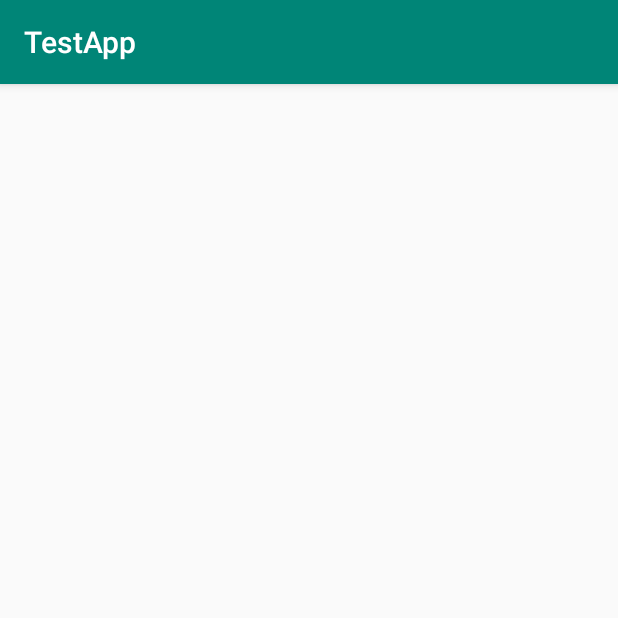
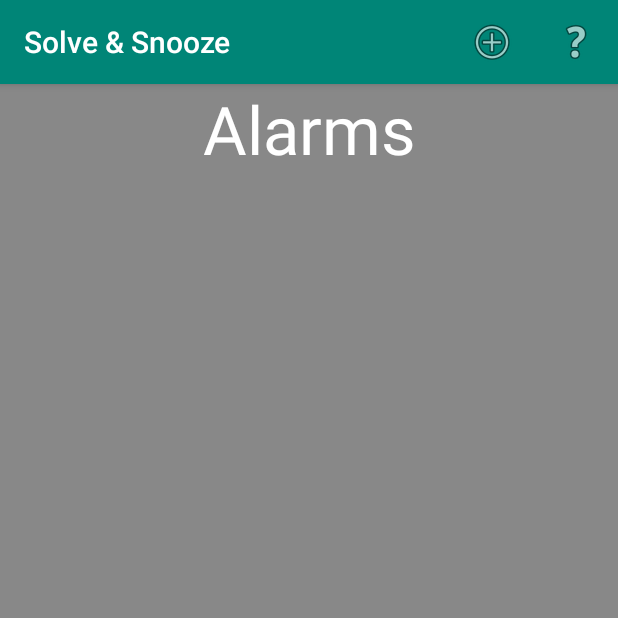
Before and after one commit to simurdh/412Project, an Android app: the screen it shows after launch (MainActivity), on a phone screen of 412 x 824 dp, the top half of it. Run offline under Robolectric (Android 15) with nearby library versions, the phone set to English and light mode, and no system bars.

Commit message:
Added menu items

```diff
--- a/app/build.gradle
+++ b/app/build.gradle
@@ -25,6 +25,7 @@ dependencies {
     implementation 'androidx.constraintlayout:constraintlayout:1.1.3'
     implementation "com.google.android.gms:play-services-base:17.1.0"
     implementation "com.google.android.gms:play-services-location:17.0.0"
+    implementation 'com.google.android.material:material:1.0.0'
     testImplementation 'junit:junit:4.12'
     androidTestImplementation 'androidx.test.ext:junit:1.1.1'
     androidTestImplementation 'androidx.test.espresso:espresso-core:3.2.0'
--- a/app/src/main/AndroidManifest.xml
+++ b/app/src/main/AndroidManifest.xml
@@ -12,7 +12,7 @@
         android:label="@string/app_name"
         android:roundIcon="@mipmap/ic_launcher_round"
         android:supportsRtl="true"
-        android:theme="@style/AppTheme">
+        android:theme="@style/AppTheme.NoActionBar">
         <activity android:name=".MathPuzzle"></activity>
         <activity android:name=".SensorData"
             android:screenOrientation="portrait"></activity>
--- a/app/src/main/java/edu/wwu/csci412/SolveAndSnooze/MainActivity.java
+++ b/app/src/main/java/edu/wwu/csci412/SolveAndSnooze/MainActivity.java
@@ -1,6 +1,7 @@
 package edu.wwu.csci412.SolveAndSnooze;
 
 import androidx.appcompat.app.AppCompatActivity;
+import androidx.appcompat.widget.Toolbar;
 import androidx.core.app.ActivityCompat;
 import androidx.core.content.ContextCompat;
 
@@ -10,38 +11,22 @@ import android.app.PendingIntent;
 import android.content.Context;
 import android.content.Intent;
 import android.content.pm.PackageManager;
-import android.location.Location;
-import android.location.LocationListener;
-import android.location.LocationManager;
-import android.location.LocationProvider;
 import android.media.MediaPlayer;
 import android.os.Bundle;
-import android.os.Message;
 import android.provider.Settings;
 import android.view.Gravity;
+import android.view.Menu;
+import android.view.MenuItem;
 import android.view.View;
 import android.view.ViewGroup;
-import android.view.animation.ScaleAnimation;
-import android.widget.Button;
 import android.widget.CheckBox;
 import android.widget.CompoundButton;
 import android.widget.ImageButton;
 import android.widget.ImageView;
 import android.widget.LinearLayout;
 import android.widget.TextView;
-import android.widget.Switch;
-import android.widget.TimePicker;
-
-import com.google.android.gms.location.Geofence;
-import com.google.android.gms.location.GeofencingClient;
-import com.google.android.gms.location.GeofencingRequest;
-import com.google.android.gms.location.LocationServices;
-
-import org.w3c.dom.Text;
-
 import java.util.ArrayList;
 import java.util.Calendar;
-import java.util.List;
 
 /* main activity screen controller */
 public class MainActivity extends AppCompatActivity {
@@ -60,6 +45,8 @@ public class MainActivity extends AppCompatActivity {
         ActivityCompat.requestPermissions(this,new String[]{Manifest.permission.ACCESS_BACKGROUND_LOCATION},1);
         AlarmData alarmData = new AlarmData(this);
         setContentView(R.layout.activity_main);
+        Toolbar toolbar = findViewById(R.id.toolbar);
+        setSupportActionBar(toolbar);
         alarmLocation = AlarmLocation.getInstance(this);
         db = new DatabaseManager(this);
     }
@@ -113,9 +100,7 @@ public class MainActivity extends AppCompatActivity {
     public void updateView() {
         //widgets used on screen
         //Button editButton = findViewById(R.id.EditButton);
-        Button challengeButton = findViewById(R.id.challengeButton);
-        Button sensorButton = findViewById(R.id.SensorChallenge);
-        ImageButton addAlarm = findViewById(R.id.addAlarmButton);
+//        ImageButton addAlarm = findViewById(R.id.addAlarmButton);
         //final CheckBox alarmCheckBox = findViewById(R.id.alarmCheckBox);
         MediaPlayer sound = MediaPlayer.create(this, R.raw.alarm);
         sound.stop();
@@ -133,42 +118,16 @@ public class MainActivity extends AppCompatActivity {
 
         for(AlarmData alarm : dataList){
             alarmList.addView(makeView(alarm));
-
-//            db.updateById(alarm.getid(),
-//                    alarm.getHour(),
-//                    alarm.getMinutes(),
-//                    alarm.getAM_PM(),
-//                    alarm.getDays(),
-//                    alarm.getChallenges(),
-//                    Boolean.toString(alarm.getActive()),
-//                    alarm.isInRange(),
-//                    alarm.getHasGf()
-//            );
-
             alarmSetup(alarm);
         }
 
-        addAlarm.setOnClickListener(new View.OnClickListener() {
-            public void onClick(View v) {
-                MainActivity.isNew = true;
-                Intent intent = new Intent(v.getContext(), EditAlarm.class);
-                startActivityForResult(intent, 0);
-            }
-        });
-
-        challengeButton.setOnClickListener(new View.OnClickListener() {
-            public void onClick(View v) {
-                Intent intent = new Intent(v.getContext(), MemoryPuzzle.class);
-                startActivityForResult(intent, 0);
-            }
-        });
-
-        sensorButton.setOnClickListener(new View.OnClickListener() {
-            public void onClick(View v) {
-                Intent intent = new Intent(v.getContext(), SensorData.class);
-                startActivityForResult(intent, 0);
-            }
-        });
+//        addAlarm.setOnClickListener(new View.OnClickListener() {
+//            public void onClick(View v) {
+//                MainActivity.isNew = true;
+//                Intent intent = new Intent(v.getContext(), EditAlarm.class);
+//                startActivityForResult(intent, 0);
+//            }
+//        });
     }
 
     public void setAlarms(int dayOfWeek, boolean active, AlarmData alarmData)
@@ -363,5 +322,23 @@ public class MainActivity extends AppCompatActivity {
         );
     }
 
+    @Override
+    public boolean onCreateOptionsMenu(Menu menu) {
+        // Inflate the menu; this adds items to the action bar if it is present.
+        getMenuInflater().inflate(R.menu.menu_main, menu);
+        return true;
+    }
+
+    @Override
+    public boolean onOptionsItemSelected(MenuItem item) {
+        // Handle action bar item clicks here. The action bar will
+        // automatically handle clicks on the Home/Up button, so long
+        // as you specify a parent activity in AndroidManifest.xml.
+        int id = item.getItemId();
+
+
+        return super.onOptionsItemSelected(item);
+    }
+
 
 }
--- /dev/null
+++ b/app/src/main/res/layout/content_main.xml
@@ -0,0 +1,59 @@
+<?xml version="1.0" encoding="utf-8"?>
+<androidx.constraintlayout.widget.ConstraintLayout xmlns:android="http://schemas.android.com/apk/res/android"
+    xmlns:app="http://schemas.android.com/apk/res-auto"
+    xmlns:tools="http://schemas.android.com/tools"
+    android:layout_width="match_parent"
+    android:layout_height="match_parent"
+    app:layout_behavior="@string/appbar_scrolling_view_behavior"
+    tools:context=".MainActivity"
+    tools:showIn="@layout/activity_main">
+
+    <LinearLayout
+        android:id="@+id/linearLayout"
+        android:layout_width="match_parent"
+        android:layout_height="match_parent"
+        android:background="#888888"
+        android:orientation="vertical"
+        app:layout_constraintBottom_toBottomOf="parent"
+        app:layout_constraintEnd_toEndOf="parent"
+        app:layout_constraintHorizontal_bias="1.0"
+        app:layout_constraintStart_toStartOf="parent"
+        app:layout_constraintTop_toTopOf="parent"
+        app:layout_constraintVertical_bias="0.0">
+
+        <LinearLayout
+            android:layout_width="match_parent"
+            android:layout_height="59dp">
+
+            <TextView
+                android:id="@+id/alarmTitle"
+                style="@style/mathSolveTitle"
+                android:layout_width="100dp"
+                android:layout_height="match_parent"
+                android:layout_weight="1"
+                android:text="Alarms"
+                android:textColor="#FFFFFF" />
+
+        </LinearLayout>
+
+        <ScrollView
+            android:layout_width="match_parent"
+            android:layout_height="wrap_content"
+            android:layout_weight="1">
+
+            <LinearLayout
+                android:id="@+id/AlarmList"
+                android:layout_width="match_parent"
+                android:layout_height="wrap_content"
+                android:orientation="vertical">
+            </LinearLayout>
+        </ScrollView>
+
+        <RelativeLayout
+            android:layout_width="wrap_content"
+            android:layout_height="wrap_content">
+        </RelativeLayout>
+
+    </LinearLayout>
+
+</androidx.constraintlayout.widget.ConstraintLayout>
--- /dev/null
+++ b/app/src/main/res/menu/menu_main.xml
@@ -0,0 +1,15 @@
+<?xml version="1.0" encoding="utf-8"?>
+<menu xmlns:android="http://schemas.android.com/apk/res/android"
+    xmlns:app="http://schemas.android.com/apk/res-auto">
+
+
+    <item android:id="@+id/addAlarmButton"
+        android:title=""
+        android:icon="@android:drawable/ic_menu_add"
+        app:showAsAction="ifRoom"/>
+
+    <item android:id="@+id/action_update"
+        android:title=""
+        android:icon="@android:drawable/ic_menu_help"
+        app:showAsAction="ifRoom"/>
+</menu>
--- a/app/src/main/res/values/strings.xml
+++ b/app/src/main/res/values/strings.xml
@@ -1,5 +1,6 @@
 <resources>
-    <string name="app_name">TestApp</string>
+    <string name="app_name">Solve \u0026 Snooze</string>
     <string name="edit">Edit</string>
     <string name="title">Solve!</string>
+    <string name= "challenge">challenge</string>
 </resources>
--- a/app/src/main/res/values/styles.xml
+++ b/app/src/main/res/values/styles.xml
@@ -6,6 +6,11 @@
         <item name="colorPrimary">@color/colorPrimary</item>
         <item name="colorPrimaryDark">@color/colorPrimaryDark</item>
         <item name="colorAccent">@color/colorAccent</item>
+    </style>
+
+    <style name="AppTheme.NoActionBar">
+        <item name="windowActionBar">false</item>
+        <item name="windowNoTitle">true</item>
     </style>
 
     <style name ="mathQuestionText" parent="@android:style/TextAppearance">
@@ -17,4 +22,9 @@
         <item name="android:gravity">center</item>
         <item name="android:textSize">20pt</item>
     </style>
+
+    <style name="AppTheme.AppBarOverlay" parent="ThemeOverlay.AppCompat.Dark.ActionBar" />
+
+    <style name="AppTheme.PopupOverlay" parent="ThemeOverlay.AppCompat.Light" />
+
 </resources>
```
Also changed, not shown: app/src/main/res/layout/activity_main.xml (+12 -79 lines).
